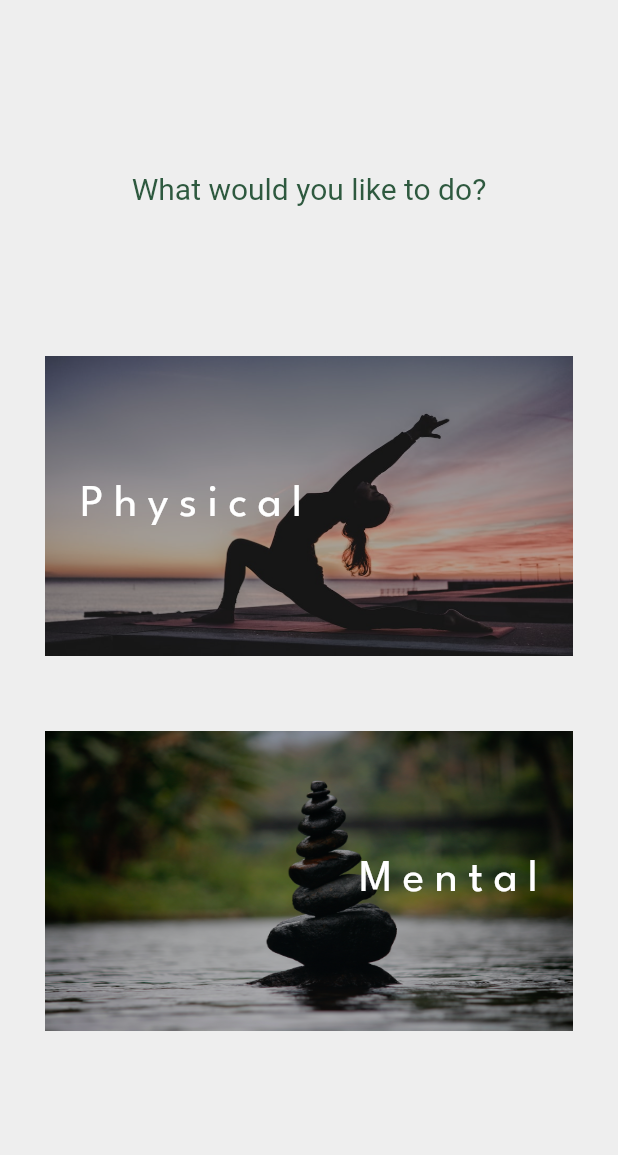
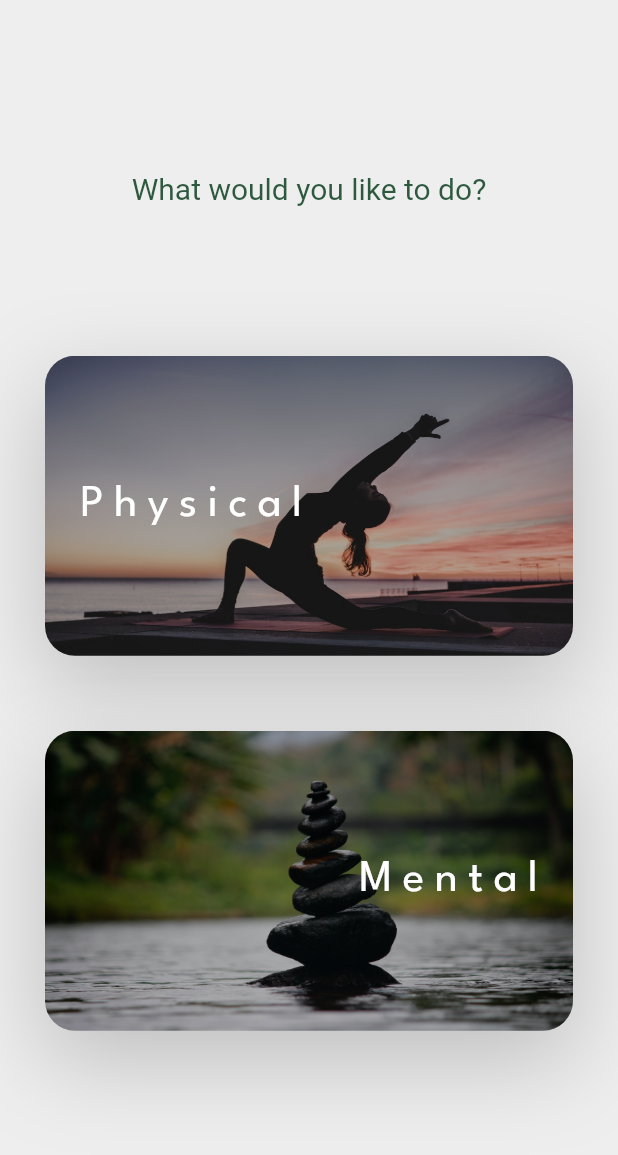
Before and after one commit to GSC-2023/Flutter_App, a Flutter app: the Activities screen opened by its route, on a phone screen of 412 x 824 dp, the part 59-1214 px from its top. Run offline on Flutter 3.47's test engine with Material 2 defaults, Android fonts, the phone set to English and light mode, and no system bars; drawn by our look-alikes of getwidget; our stand-ins replace flutter_datetime_picker, flutter_spinkit, syncfusion_flutter_charts, video_player; missing offline and left inert: neon_circular_timer.

Commit message:
chore: style activites page

```diff
--- a/break_app/lib/screens/activities.dart
+++ b/break_app/lib/screens/activities.dart
@@ -42,10 +42,19 @@ class Activities extends StatelessWidget {
                 children: [
                   InkWell(
                     child: Container(
+                      decoration: BoxDecoration(
+                        shape: BoxShape.rectangle,
+                        boxShadow: [
+                          BoxShadow(
+                            color: Colors.grey.shade400,
+                            offset: Offset(0.0, 20.0),
+                            blurRadius: 50.0
+                          )
+                        ]
+                      ),
                       alignment: Alignment.center,
-                      child: SizedBox(
-                        width: double.infinity,
                       child: GFImageOverlay(
+                        borderRadius: BorderRadius.all(Radius.circular(20)),
                         height: 200,
                         width: double.infinity,
                         child: Container(
@@ -65,7 +74,6 @@ class Activities extends StatelessWidget {
                         colorFilter: new ColorFilter.mode(Colors.black.withOpacity(0.3), BlendMode.darken),
                       ),
                     ),
-                    ),
                     onTap: () {
                       Navigator.pushReplacementNamed(
                         context, '/PhysicalActivities');
@@ -76,10 +84,21 @@ class Activities extends StatelessWidget {
                   ),
                   InkWell(
                     child: Container(
+                      decoration: BoxDecoration(
+                        shape: BoxShape.rectangle,
+                        boxShadow: [
+                          BoxShadow(
+                            color: Colors.grey.shade400,
+                            offset: Offset(0.0, 20.0),
+                            blurRadius: 50.0
+                          )
+                        ]
+                      ),
                       alignment: Alignment.center,
                       child: SizedBox(
                         width: double.infinity,
                         child: GFImageOverlay(
+                          borderRadius: BorderRadius.all(Radius.circular(20)),
                           height: 200,
                           width: double.infinity,
                           child: Container(
```
Lines whose indentation alone changed are shown as unchanged.
